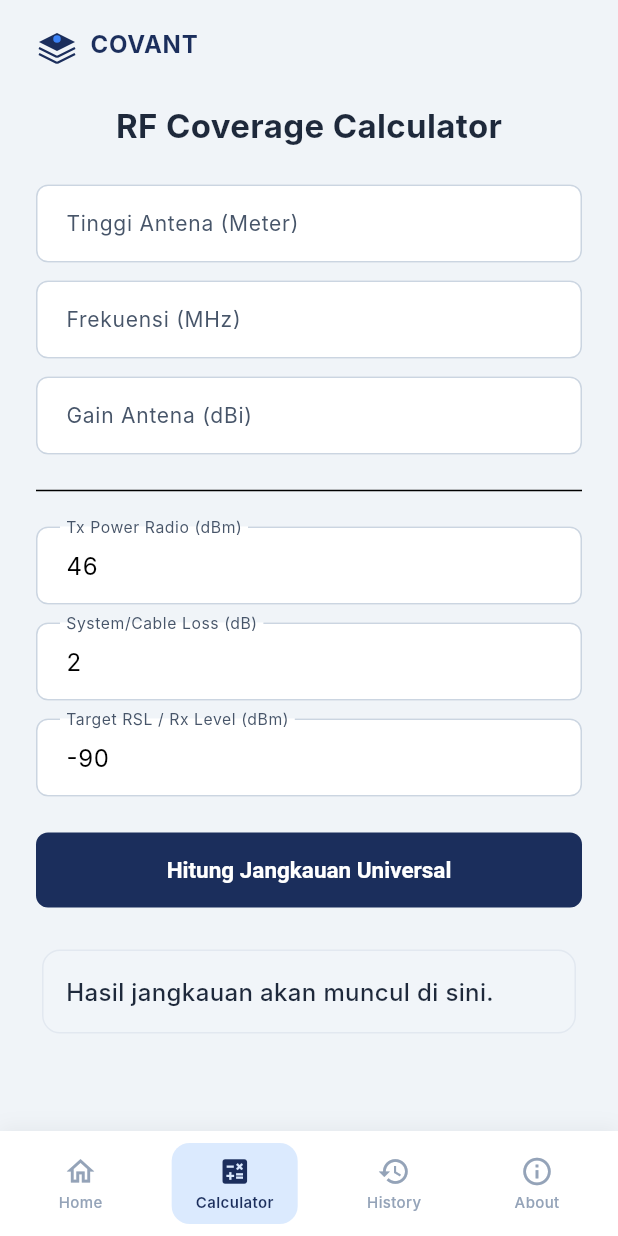
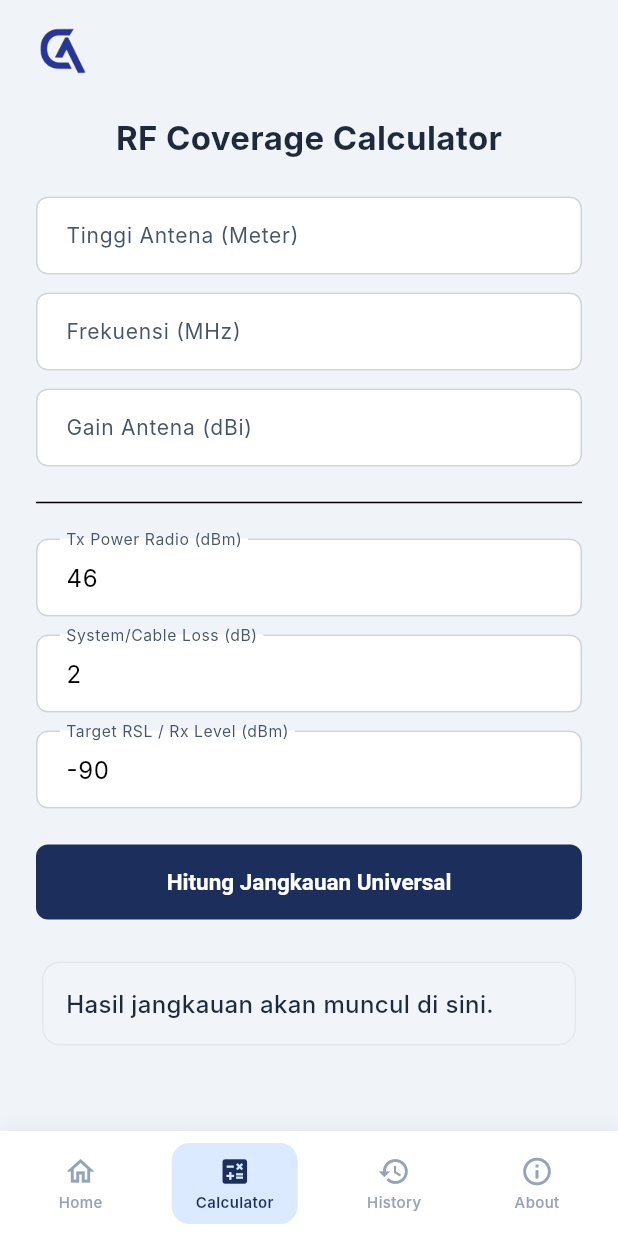
Before and after one commit to Royyyhan/covant, a Flutter app: the screen it shows after launch, after a tap on "Let's Calculate", on a phone screen of 412 x 824 dp. Run offline on Flutter 3.47's test engine with Material 3 defaults, Android fonts, the phone set to English and light mode, and no system bars; our stand-ins replace video_player; network calls fail; Roboto replaces fonts that are missing (Inter).

Commit message:
Integrate CovAnt.png app logo and Logo_Polinema.png partner logo

```diff
--- a/lib/screens/about_screen.dart
+++ b/lib/screens/about_screen.dart
@@ -92,12 +92,17 @@ class AboutScreen extends StatelessWidget {
             // Polinema
             _buildCollabCard(
               child: Center(
-                child: Column(
-                  children: [
-                    Icon(Icons.school, size: 40, color: AppTheme.navy.withValues(alpha: 0.7)),
-                    const SizedBox(height: 4),
-                    const Text('POLINEMA', style: TextStyle(fontSize: 10, fontWeight: FontWeight.w700, color: AppTheme.navy)),
-                  ],
+                child: Image.asset(
+                  'lib/asset/foto/Logo_Polinema.png',
+                  height: 48,
+                  fit: BoxFit.contain,
+                  errorBuilder: (context, error, stackTrace) => Column(
+                    children: [
+                      Icon(Icons.school, size: 40, color: AppTheme.navy.withValues(alpha: 0.7)),
+                      const SizedBox(height: 4),
+                      const Text('POLINEMA', style: TextStyle(fontSize: 10, fontWeight: FontWeight.w700, color: AppTheme.navy)),
+                    ],
+                  ),
                 ),
               ),
             ),
--- a/lib/screens/home_screen.dart
+++ b/lib/screens/home_screen.dart
@@ -93,6 +93,18 @@ class HomeScreen extends StatelessWidget {
   }
 
   Widget _buildPartnerLogo(String name) {
+    if (name == 'POLINEMA') {
+      return Image.asset(
+        'lib/asset/foto/Logo_Polinema.png',
+        height: 28,
+        fit: BoxFit.contain,
+        errorBuilder: (context, error, stackTrace) => _textLogo('POLINEMA'),
+      );
+    }
+    return _textLogo(name);
+  }
+
+  Widget _textLogo(String name) {
     return Opacity(
       opacity: 0.5,
       child: Container(
--- a/lib/widgets/covant_header.dart
+++ b/lib/widgets/covant_header.dart
@@ -10,7 +10,12 @@ class CovantHeader extends StatelessWidget {
       padding: const EdgeInsets.symmetric(vertical: 16),
       child: Row(
         children: [
-          // Logo Icon
+          Image.asset(
+            'lib/asset/foto/CovAnt.png',
+            height: 36,
+            fit: BoxFit.contain,
+            errorBuilder: (context, error, stackTrace) => Row(
+              children: [
                 SizedBox(
                   width: 28,
                   height: 28,
@@ -24,6 +29,9 @@ class CovantHeader extends StatelessWidget {
                     fontWeight: FontWeight.w700,
                     color: AppTheme.navy,
                     letterSpacing: 0.5,
+                  ),
+                ),
+              ],
             ),
           ),
         ],
--- a/pubspec.yaml
+++ b/pubspec.yaml
@@ -60,6 +60,7 @@ flutter:
 
   # To add assets to your application, add an assets section, like this:
   assets:
+    - lib/asset/foto/
     - lib/asset/vidio/ANIMASI_TOWER.mp4
     - lib/asset/vidio/
     - assets/videos/
```
Also changed, not shown: lib/asset/foto/CovAnt.png (added), lib/asset/foto/Logo_Polinema.png (added). Lines whose indentation alone changed are shown as unchanged.
